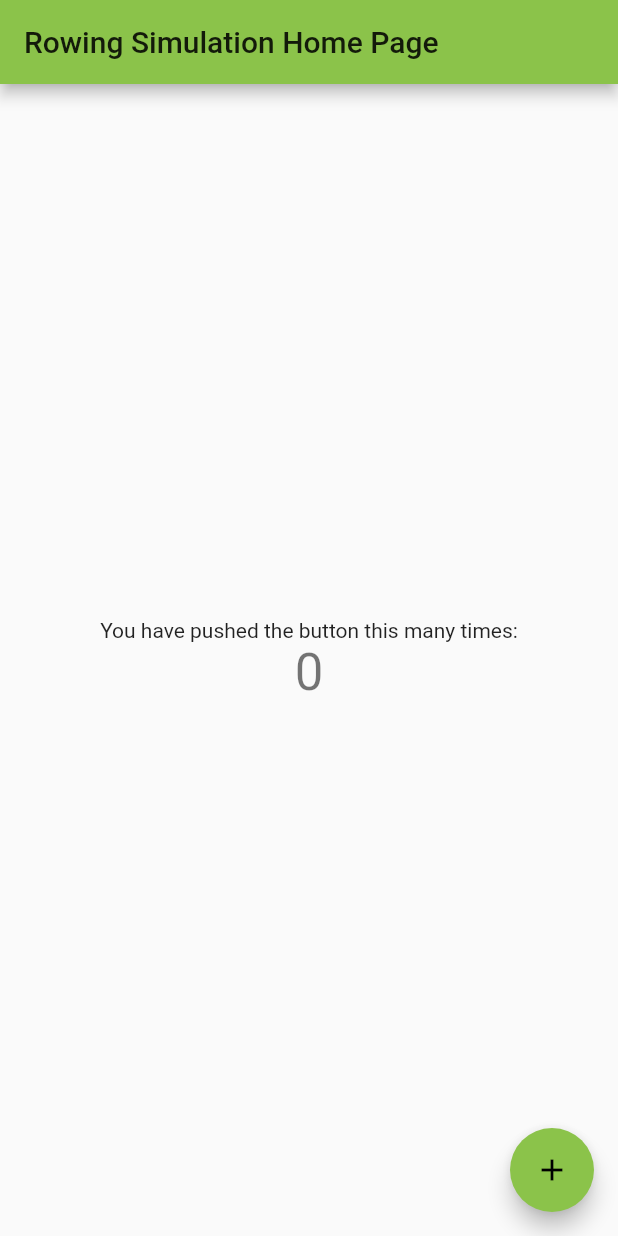
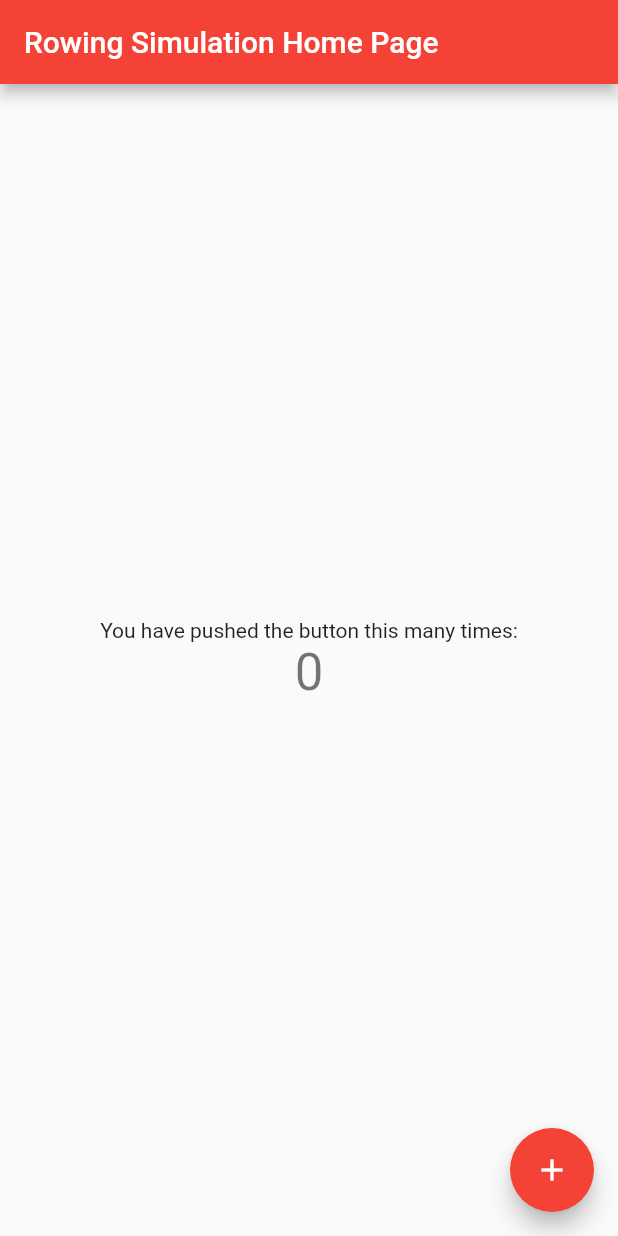
Before and after one commit to the-disciples-of-min-kao/EF-152-Project, a Flutter app: the screen it shows after launch, on a phone screen of 412 x 824 dp. Run offline on Flutter 3.47's test engine with Material 2 defaults, Android fonts, the phone set to English and light mode, and no system bars.

Commit message:
New change testing #3

```diff
--- a/lib/main.dart
+++ b/lib/main.dart
@@ -18,7 +18,7 @@ class MyApp extends StatelessWidget {
         // or simply save your changes to "hot reload" in a Flutter IDE).
         // Notice that the counter didn't reset back to zero; the application
         // is not restarted.
-        primarySwatch: Colors.lightGreen,
+        primarySwatch: Colors.red,
       ),
       home: MyHomePage(title: 'Rowing Simulation Home Page'),
     );
```
